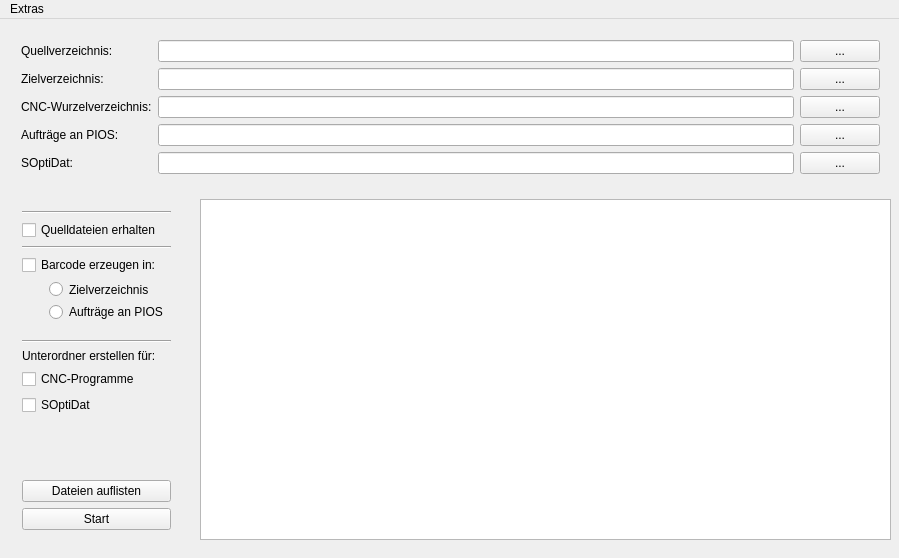
This is mainwindow.ui in TischlerWilly/barcode_to_csv as Qt 5 draws it before an edit. The edited form follows.
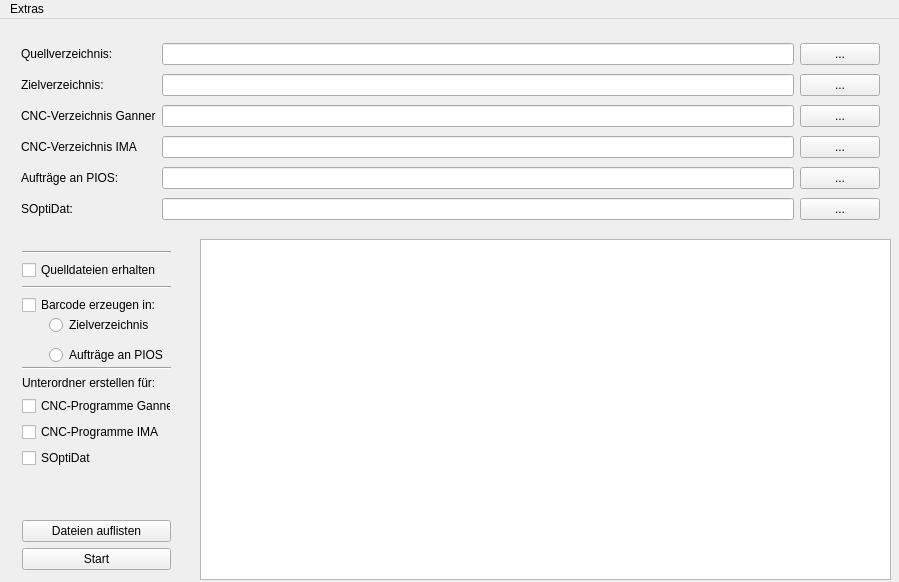
This is the edited form.

```diff
--- a/mainwindow.ui
+++ b/mainwindow.ui
@@ -7,7 +7,7 @@
     <x>0</x>
     <y>0</y>
     <width>899</width>
-    <height>558</height>
+    <height>582</height>
    </rect>
   </property>
   <property name="windowTitle">
@@ -20,7 +20,7 @@
       <x>10</x>
       <y>10</y>
       <width>881</width>
-      <height>161</height>
+      <height>211</height>
      </rect>
     </property>
     <layout class="QGridLayout" name="gridLayout">
@@ -64,7 +64,7 @@
      <item row="2" column="0">
       <widget class="QLabel" name="label_root">
        <property name="text">
-        <string>CNC-Wurzelverzeichnis:</string>
+        <string>CNC-Verzeichnis Ganner</string>
        </property>
       </widget>
      </item>
@@ -75,40 +75,57 @@
        </property>
       </widget>
      </item>
-     <item row="3" column="0">
+     <item row="4" column="0">
       <widget class="QLabel" name="label_auftraege_an_pios">
        <property name="text">
         <string>Aufträge an PIOS:</string>
        </property>
       </widget>
      </item>
-     <item row="4" column="0">
+     <item row="5" column="0">
       <widget class="QLabel" name="label_soptidat">
        <property name="text">
         <string>SOptiDat:</string>
        </property>
       </widget>
      </item>
-     <item row="3" column="1">
-      <widget class="QLineEdit" name="lineEdit_auftraege_an_pios"/>
-     </item>
      <item row="4" column="1">
+      <widget class="QLineEdit" name="lineEdit_auftraege_an_pios"/>
+     </item>
+     <item row="5" column="1">
       <widget class="QLineEdit" name="lineEdit_soptidat"/>
      </item>
-     <item row="3" column="2">
-      <widget class="QPushButton" name="pushButton_auftraege_an_pios">
-       <property name="text">
-        <string>...</string>
-       </property>
-      </widget>
-     </item>
      <item row="4" column="2">
+      <widget class="QPushButton" name="pushButton_auftraege_an_pios">
+       <property name="text">
+        <string>...</string>
+       </property>
+      </widget>
+     </item>
+     <item row="5" column="2">
       <widget class="QPushButton" name="pushButton_soptidat">
        <property name="text">
         <string>...</string>
        </property>
       </widget>
      </item>
+     <item row="3" column="0">
+      <widget class="QLabel" name="label_root2">
+       <property name="text">
+        <string>CNC-Verzeichnis IMA</string>
+       </property>
+      </widget>
+     </item>
+     <item row="3" column="1">
+      <widget class="QLineEdit" name="lineEdit_root2"/>
+     </item>
+     <item row="3" column="2">
+      <widget class="QPushButton" name="pushButton_root2">
+       <property name="text">
+        <string>...</string>
+       </property>
+      </widget>
+     </item>
     </layout>
    </widget>
    <widget class="QPlainTextEdit" name="plainTextEdit_Meldungsfenster">
@@ -118,7 +135,7 @@
     <property name="geometry">
      <rect>
       <x>200</x>
-      <y>180</y>
+      <y>220</y>
       <width>691</width>
       <height>341</height>
      </rect>
@@ -131,7 +148,7 @@
     <property name="geometry">
      <rect>
       <x>11</x>
-      <y>181</y>
+      <y>221</y>
       <width>171</width>
       <height>341</height>
      </rect>
@@ -195,7 +212,14 @@
      <item>
       <widget class="QCheckBox" name="checkBox_unterordner_erstellen_cnc">
        <property name="text">
-        <string>CNC-Programme</string>
+        <string>CNC-Programme Ganner</string>
+       </property>
+      </widget>
+     </item>
+     <item>
+      <widget class="QCheckBox" name="checkBox_unterordner_erstellen_cnc2">
+       <property name="text">
+        <string>CNC-Programme IMA</string>
        </property>
       </widget>
      </item>
@@ -242,9 +266,9 @@
     <property name="geometry">
      <rect>
       <x>38</x>
-      <y>251</y>
+      <y>281</y>
       <width>161</width>
-      <height>61</height>
+      <height>81</height>
      </rect>
     </property>
     <layout class="QVBoxLayout" name="verticalLayout_2">
```
Left out of the diff: 2 changed lines with no effect on the pictures.
